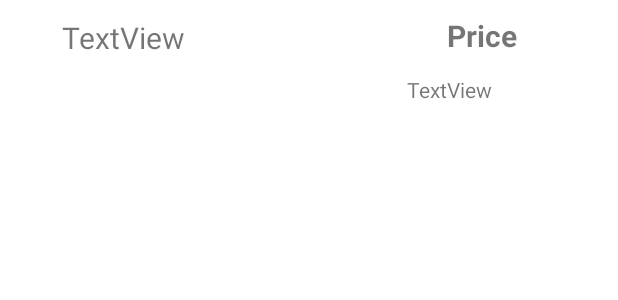
After one commit to UpSideDownGitHub/MobileAppas2, an Android app: the layout shop_item_fragment.xml on its own in the app's theme, with its tools: preview values and no code run, on a phone screen of 412 x 824 dp. The commit adds this screen. Shown: the top 300 px of the screen. Run offline under Robolectric (Android 15) with nearby library versions, the phone set to English and light mode, and no system bars.

Commit message:
Started on Shop Screen
addded the adapter for the recycler view as well as the category selction, all that is needed to to load the items based on the category selected

```diff
--- a/app/build.gradle
+++ b/app/build.gradle
@@ -43,4 +43,6 @@ dependencies {
     testImplementation 'junit:junit:4.13.2'
     androidTestImplementation 'androidx.test.ext:junit:1.1.5'
     androidTestImplementation 'androidx.test.espresso:espresso-core:3.5.1'
+
+    implementation 'androidx.recyclerview:recyclerview:1.2.1'
 }
--- a/app/src/main/java/com/example/mobileappas2/Database/Database.java
+++ b/app/src/main/java/com/example/mobileappas2/Database/Database.java
@@ -10,7 +10,7 @@ import android.widget.Toast;
 public class Database extends SQLiteOpenHelper
 {
 
-    public static final int DATABASE_VERSION = 2;
+    public static final int DATABASE_VERSION = 3;
     public static final String DATABASE_NAME = "Database.db";
 
     public Database (Context context)
--- a/app/src/main/res/layout/activity_main.xml
+++ b/app/src/main/res/layout/activity_main.xml
@@ -1,10 +1,10 @@
 <?xml version="1.0" encoding="utf-8"?>
 <androidx.constraintlayout.widget.ConstraintLayout xmlns:android="http://schemas.android.com/apk/res/android"
     xmlns:app="http://schemas.android.com/apk/res-auto"
+    xmlns:tools="http://schemas.android.com/tools"
     android:id="@+id/container"
     android:layout_width="match_parent"
-    android:layout_height="match_parent"
-    android:paddingTop="?attr/actionBarSize">
+    android:layout_height="match_parent">
 
     <com.google.android.material.bottomnavigation.BottomNavigationView
         android:id="@+id/nav_view"
@@ -24,7 +24,7 @@
         android:layout_width="match_parent"
         android:layout_height="match_parent"
         app:defaultNavHost="true"
-        app:layout_constraintBottom_toTopOf="@id/nav_view"
+        app:layout_constraintHorizontal_bias="0.0"
         app:layout_constraintLeft_toLeftOf="parent"
         app:layout_constraintRight_toRightOf="parent"
         app:layout_constraintTop_toTopOf="parent"
--- /dev/null
+++ b/app/src/main/res/layout/shop_item_fragment.xml
@@ -0,0 +1,67 @@
+<?xml version="1.0" encoding="utf-8"?>
+<androidx.constraintlayout.widget.ConstraintLayout xmlns:android="http://schemas.android.com/apk/res/android"
+    xmlns:app="http://schemas.android.com/apk/res-auto"
+    xmlns:tools="http://schemas.android.com/tools"
+    android:layout_width="match_parent"
+    android:layout_height="match_parent">
+
+    <androidx.constraintlayout.widget.ConstraintLayout
+        android:layout_width="350dp"
+        android:layout_height="100dp"
+        app:layout_constraintEnd_toEndOf="parent"
+        app:layout_constraintStart_toStartOf="parent"
+        app:layout_constraintTop_toTopOf="parent">
+
+        <TextView
+            android:id="@+id/title_ShopItem_Text"
+            android:layout_width="200dp"
+            android:layout_height="30dp"
+            android:layout_marginStart="10dp"
+            android:layout_marginTop="10dp"
+            android:gravity="center"
+            android:text="TextView"
+            android:textAlignment="viewStart"
+            android:textSize="20sp"
+            app:layout_constraintStart_toStartOf="parent"
+            app:layout_constraintTop_toTopOf="parent" />
+
+        <TextView
+            android:id="@+id/description_ShopItem_Text"
+            android:layout_width="200dp"
+            android:layout_height="40dp"
+            android:layout_marginStart="10dp"
+            android:layout_marginTop="10dp"
+            android:textAlignment="viewStart"
+            android:textSize="20sp"
+            app:autoSizeMaxTextSize="20sp"
+            app:autoSizeTextType="uniform"
+            app:layout_constraintStart_toStartOf="parent"
+            app:layout_constraintTop_toBottomOf="@+id/title_ShopItem_Text" />
+
+        <TextView
+            android:id="@+id/priceText_ShopItem_Text"
+            android:layout_width="100dp"
+            android:layout_height="30dp"
+            android:layout_marginTop="10dp"
+            android:layout_marginEnd="10dp"
+            android:text="@string/shoprecycler_price"
+            android:textAlignment="center"
+            android:textSize="20sp"
+            android:textStyle="bold"
+            app:layout_constraintEnd_toEndOf="parent"
+            app:layout_constraintTop_toTopOf="parent" />
+
+        <TextView
+            android:id="@+id/price_ShopItem_Text"
+            android:layout_width="100dp"
+            android:layout_height="40dp"
+            android:layout_marginTop="10dp"
+            android:layout_marginEnd="10dp"
+            android:text="TextView"
+            android:textSize="14sp"
+            app:layout_constraintEnd_toEndOf="parent"
+            app:layout_constraintTop_toBottomOf="@+id/priceText_ShopItem_Text" />
+
+    </androidx.constraintlayout.widget.ConstraintLayout>
+
+</androidx.constraintlayout.widget.ConstraintLayout>
--- a/app/src/main/res/values/strings.xml
+++ b/app/src/main/res/values/strings.xml
@@ -35,8 +35,7 @@
     <string name="category_title">Cat_Title</string>
     <string name="category_description">example description of a category</string>
     <!-- recycler view items -->
-    <string name="shoprecycler_price">Price: £</string>
-    <string name="shoprecycler_addtobasket">+</string>
+    <string name="shoprecycler_price">Price</string>
 
     <!-- USER USER SCREEN -->
     <string name="username_text">Name</string>
```
Also changed, not shown: app/src/main/java/com/example/mobileappas2/MainMenu.java (+30 -0 lines), app/src/main/java/com/example/mobileappas2/ui/shop/ShopAdapter.java (added, +117 -0 lines), app/src/main/java/com/example/mobileappas2/ui/shop/ShopDataHolder.java (added, +37 -0 lines), app/src/main/java/com/example/mobileappas2/ui/shop/ShopFragment.java (+98 -1 lines), app/src/main/res/navigation/mobile_navigation.xml (+5 -8 lines).
